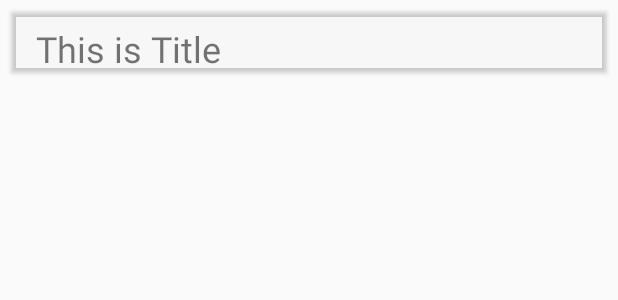
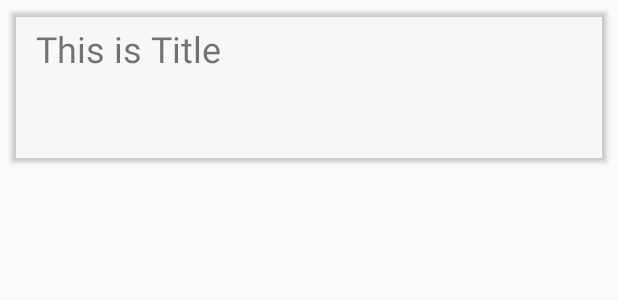
Before and after one commit to Swapnil2727/FirebaseSampleApp, an Android app: the layout authors_list.xml on its own in the app's theme, with its tools: preview values and no code run, on a phone screen of 412 x 824 dp. Shown: the top 300 px of the screen. Run offline under Robolectric (Android 15) with nearby library versions, the phone set to English and light mode, and no system bars; Roboto replaces fonts that are not available here.

```diff
--- a/app/build.gradle
+++ b/app/build.gradle
@@ -59,4 +59,7 @@ dependencies {
     implementation "androidx.lifecycle:lifecycle-viewmodel-ktx:$lifecycle_version"
     // LiveData
     implementation "androidx.lifecycle:lifecycle-livedata-ktx:$lifecycle_version"
+
+    implementation 'androidx.recyclerview:recyclerview:1.1.0'
+
 }
--- a/app/src/main/java/com/example/firebasesampleapp/addAuthor/AddAuthorFragment.kt
+++ b/app/src/main/java/com/example/firebasesampleapp/addAuthor/AddAuthorFragment.kt
@@ -17,6 +17,7 @@ import com.example.firebasesampleapp.R
 import com.example.firebasesampleapp.databinding.FragmentAddAuthorBinding
 import com.example.firebasesampleapp.data.Author
 import kotlinx.android.synthetic.main.fragment_add_author.*
+import kotlinx.android.synthetic.main.fragment_authors.*
 
 /**
  * A simple [Fragment] subclass.
--- a/app/src/main/java/com/example/firebasesampleapp/data/AuthorsListAdapter.kt
+++ b/app/src/main/java/com/example/firebasesampleapp/data/AuthorsListAdapter.kt
@@ -38,6 +38,8 @@ class AuthorsListAdapter(val clickListner: AuthorClickListner) : ListAdapter<Aut
             }
 
         }
+
+
     }
 
 
@@ -64,4 +66,5 @@ class AuthorsListAdapter(val clickListner: AuthorClickListner) : ListAdapter<Aut
 
 
 
+
 }
--- a/app/src/main/java/com/example/firebasesampleapp/updateAuthor/UpdateAuthorFragment.kt
+++ b/app/src/main/java/com/example/firebasesampleapp/updateAuthor/UpdateAuthorFragment.kt
@@ -12,12 +12,9 @@ import androidx.fragment.app.DialogFragment
 import androidx.lifecycle.Observer
 import androidx.lifecycle.ViewModelProvider
 import androidx.navigation.fragment.findNavController
-import com.example.firebasesample.AddAuthorViewModel
+
 
 import com.example.firebasesampleapp.R
-import com.example.firebasesampleapp.data.Author
-import com.example.firebasesampleapp.databinding.AuthorsListBinding.inflate
-import com.example.firebasesampleapp.databinding.FragmentAddAuthorBinding.inflate
 import com.example.firebasesampleapp.databinding.FragmentUpdateAuthorBinding
 import kotlinx.android.synthetic.main.fragment_update_author.*
 
--- a/app/src/main/res/layout/authors_list.xml
+++ b/app/src/main/res/layout/authors_list.xml
@@ -4,9 +4,10 @@
     xmlns:tools="http://schemas.android.com/tools">
 
     <data>
-    <variable
-         name="authors"
-         type="com.example.firebasesampleapp.data.Author" />
+
+        <variable
+            name="authors"
+            type="com.example.firebasesampleapp.data.Author" />
 
         <variable
             name="clicklistner"
@@ -25,18 +26,19 @@
             android:layout_marginTop="8dp"
             android:layout_marginEnd="8dp"
             android:layout_marginBottom="8dp"
+            android:backgroundTint="@color/cardview_shadow_end_color"
+            android:minHeight="100dp"
+            android:onClick="@{() -> clicklistner.onClick(authors)}"
+            app:cardCornerRadius="@dimen/cardview_default_radius"
+            app:cardElevation="@dimen/cardview_default_elevation"
             app:layout_constraintBottom_toBottomOf="parent"
             app:layout_constraintEnd_toEndOf="parent"
             app:layout_constraintStart_toStartOf="parent"
-            app:layout_constraintTop_toTopOf="parent"
-            app:cardElevation="@dimen/cardview_default_elevation"
-            app:cardCornerRadius="@dimen/cardview_default_radius"
-            android:backgroundTint="@color/cardview_shadow_end_color">
+            app:layout_constraintTop_toTopOf="parent">
 
             <androidx.constraintlayout.widget.ConstraintLayout
                 android:layout_width="match_parent"
-                android:layout_height="match_parent"
-                android:onClick="@{() -> clicklistner.onClick(authors)}">
+                android:layout_height="match_parent">
 
                 <TextView
                     android:id="@+id/title_textView"
```
Also changed, not shown: app/src/main/java/com/example/firebasesampleapp/AuthorsFragment.kt (+31 -6 lines), app/src/main/java/com/example/firebasesampleapp/addAuthor/AddAuthorViewModel.kt (+18 -0 lines), app/src/main/java/com/example/firebasesampleapp/ui/SwipeToDeleteCallback.kt (added, +63 -0 lines), app/src/main/res/drawable/baseline_delete_black_18dp.png (added).
